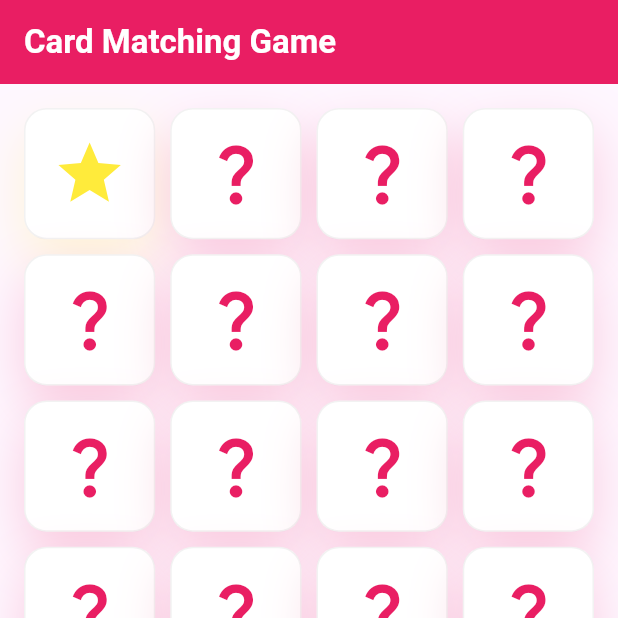
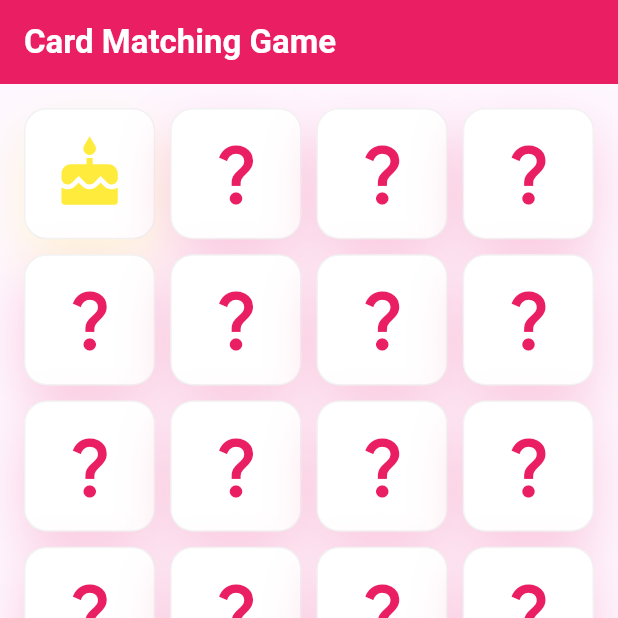
Before and after one commit to bpham30/CardMatch, a Flutter app: the screen it shows after launch, after a tap on the "question mark" icon, on a phone screen of 412 x 824 dp, the top half of it. Run offline on Flutter 3.47's test engine with Material 3 defaults, Android fonts, the phone set to English and light mode, and no system bars.

Commit message:
added: card pairs with diff icons, matching logic

```diff
--- a/card_matching/lib/main.dart
+++ b/card_matching/lib/main.dart
@@ -10,26 +10,94 @@ void main() {
 }
 //create card data model
 class CardData {
-  //store icon to show
+  //store icon data
   final IconData icon;
   //store flip status
   bool isFlipped = false;
+  //store match status
+  bool isMatching = false;
 
-  CardData({required this.icon, this.isFlipped = false});
+  CardData({required this.icon, this.isFlipped = false, this.isMatching = false});
 }
 //create card provider to manage card grid state
 class CardProvider extends ChangeNotifier {
-
-  //4x4 card grid
-  final List<CardData> _cards = List.generate(16, (index) => CardData(icon: Icons.star, isFlipped: false));
+  //icon list
+  final List <IconData> icons = [
+    Icons.star,
+    Icons.favorite,
+    Icons.home,
+    Icons.cake,
+    Icons.pets,
+    Icons.face,
+    Icons.music_note,
+    Icons.sports,
+  ];
 
   //get card data
+  late List<CardData> _cards;
+
+  CardProvider(){
+    //create pairs of cards in data
+    _cards = _generateCards();
+    //randomize
+    _cards.shuffle();
+  }
+
+  //generate card pairs
+  List<CardData> _generateCards() {
+    List <CardData> cards = [];
+    //create pairs
+    for (var icon in icons) {
+      cards.add(CardData(icon: icon));
+      cards.add(CardData(icon: icon));
+    }
+    return cards;
+  }
+
+  //get cards
   List<CardData> get cards => _cards;
+  //store flipped cards
+  List<int> _flippedCards = [];
 
-  //flip card at index
+  //flip card
   void flipCard(int index) {
+    //if 2 are flipped, check if they match
+    if (_flippedCards.length == 2 || _cards[index].isMatching) {
+      return;
+    }
     //flip card
     _cards[index].isFlipped = !_cards[index].isFlipped;
+    //update ui
+    notifyListeners();
+    //add flipped card to list
+    _flippedCards.add(index);
+    //if 2 cards are flipped check for match
+    if (_flippedCards.length == 2) {
+      Future.delayed(const Duration(seconds: 1), () {
+        checkForMatch();
+      });
+    }
+
+
+  }
+
+  //check for match
+  void checkForMatch() {
+    int first = _flippedCards[0];
+    int second = _flippedCards[1];
+    //check for match
+    if (_cards[first].icon == _cards[second].icon) {
+      //match
+      _cards[first].isMatching = true;
+      _cards[second].isMatching = true;
+    } else {
+      //if no match flip back
+      _cards[first].isFlipped = false;
+      _cards[second].isFlipped = false;
+    }
+
+    //reset
+    _flippedCards = [];
     //update ui
     notifyListeners();
   }
@@ -105,7 +173,7 @@ class GameCard extends StatelessWidget {
   Widget build(BuildContext context) {
     return GestureDetector(
         //flip on tap
-        onTap: onFlip,
+        onTap: !cardData.isMatching && !cardData.isFlipped ? onFlip : null,
         //add flip animation with AnimatedBuilder
         child: AnimatedContainer(
           duration: const Duration(milliseconds: 300),
```
